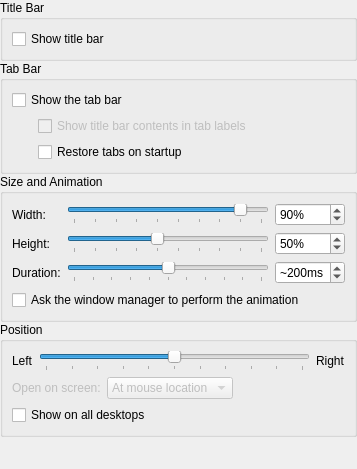
Before: the Qt Designer form app/config/windowsettings.ui in rizort/yakuake, drawn with Qt 5.
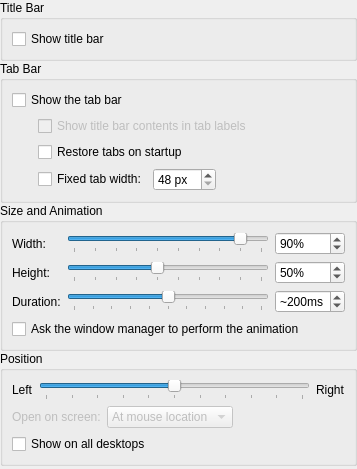
After: the same form once the commit is applied.

Commit message: Add configurable fixed tab width

```diff
--- a/app/config/windowsettings.ui
+++ b/app/config/windowsettings.ui
@@ -83,6 +83,35 @@
         </property>
        </widget>
       </item>
+      <item row="3" column="1">
+       <layout class="QHBoxLayout" name="fixedTabWidthLayout">
+        <item>
+         <widget class="QCheckBox" name="kcfg_FixedTabWidthEnabled">
+          <property name="text">
+           <string comment="@option:check">Fixed tab width:</string>
+          </property>
+         </widget>
+        </item>
+        <item>
+         <widget class="QSpinBox" name="kcfg_FixedTabWidth">
+          <property name="accessibleName">
+           <string comment="@label:spinbox">Fixed tab width</string>
+          </property>
+          <property name="suffix">
+           <string comment="@label:spinbox"> px</string>
+          </property>
+          <property name="minimum"><number>48</number></property>
+          <property name="maximum"><number>600</number></property>
+         </widget>
+        </item>
+        <item>
+         <spacer name="fixedTabWidthSpacer">
+          <property name="orientation"><enum>Qt::Horizontal</enum></property>
+          <property name="sizeHint" stdset="0"><size><width>40</width><height>20</height></size></property>
+         </spacer>
+        </item>
+       </layout>
+      </item>
       <item row="1" column="0">
        <spacer>
         <property name="orientation">
```
Left out of the diff: 2 changed lines with no effect on the pictures. The commit also changes 4 other files.
